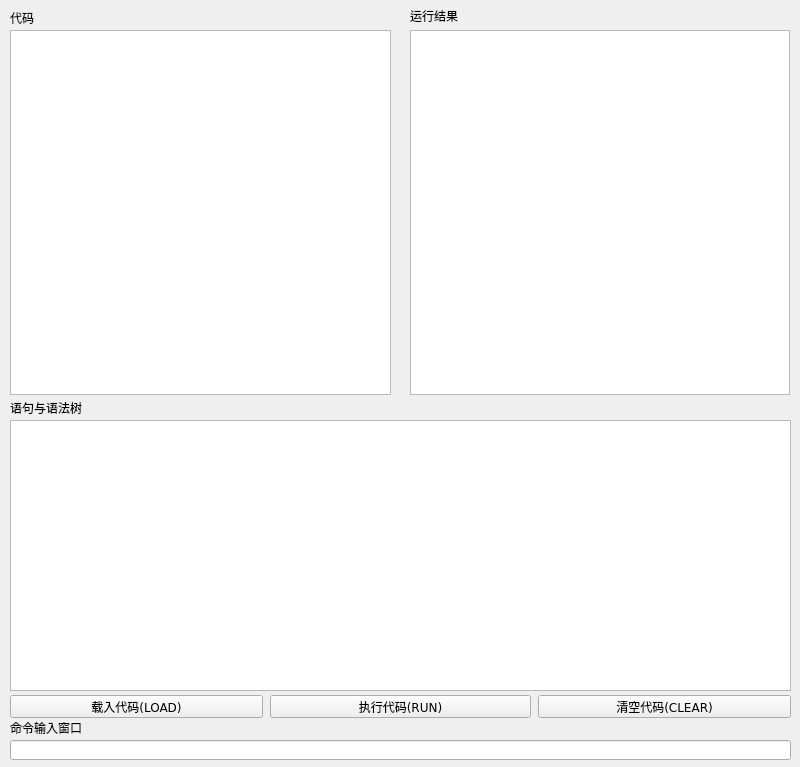
First picture: the form in widget.ui, repository liuyao0/mini_basic, before the edit.
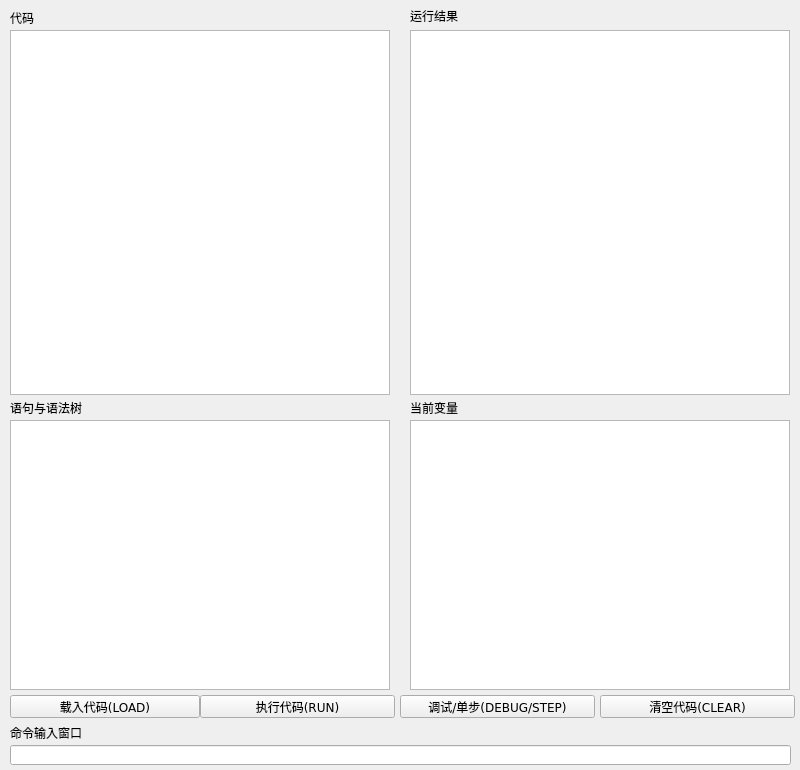
Second picture: the form after the edit.

Patch:
```diff
--- a/widget.ui
+++ b/widget.ui
@@ -7,7 +7,7 @@
     <x>0</x>
     <y>0</y>
     <width>800</width>
-    <height>767</height>
+    <height>770</height>
    </rect>
   </property>
   <property name="minimumSize">
@@ -69,7 +69,7 @@
     <rect>
      <x>10</x>
      <y>30</y>
-     <width>381</width>
+     <width>380</width>
      <height>365</height>
     </rect>
    </property>
@@ -114,8 +114,8 @@
     <rect>
      <x>10</x>
      <y>420</y>
-     <width>781</width>
-     <height>271</height>
+     <width>380</width>
+     <height>270</height>
     </rect>
    </property>
    <property name="minimumSize">
@@ -144,7 +144,7 @@
     <rect>
      <x>10</x>
      <y>695</y>
-     <width>253</width>
+     <width>190</width>
      <height>23</height>
     </rect>
    </property>
@@ -160,9 +160,9 @@
   <widget class="QPushButton" name="pushButton_run">
    <property name="geometry">
     <rect>
-     <x>270</x>
+     <x>200</x>
      <y>695</y>
-     <width>261</width>
+     <width>195</width>
      <height>23</height>
     </rect>
    </property>
@@ -178,9 +178,9 @@
   <widget class="QPushButton" name="pushButton_clear">
    <property name="geometry">
     <rect>
-     <x>538</x>
+     <x>600</x>
      <y>695</y>
-     <width>253</width>
+     <width>195</width>
      <height>23</height>
     </rect>
    </property>
@@ -197,7 +197,7 @@
    <property name="geometry">
     <rect>
      <x>10</x>
-     <y>720</y>
+     <y>725</y>
      <width>91</width>
      <height>16</height>
     </rect>
@@ -210,7 +210,7 @@
    <property name="geometry">
     <rect>
      <x>10</x>
-     <y>740</y>
+     <y>745</y>
      <width>781</width>
      <height>20</height>
     </rect>
@@ -221,6 +221,67 @@
     </font>
    </property>
   </widget>
+  <widget class="QTextEdit" name="textEdit_tree_2">
+   <property name="geometry">
+    <rect>
+     <x>410</x>
+     <y>420</y>
+     <width>380</width>
+     <height>270</height>
+    </rect>
+   </property>
+   <property name="minimumSize">
+    <size>
+     <width>0</width>
+     <height>2</height>
+    </size>
+   </property>
+   <property name="font">
+    <font>
+     <family>Verdana</family>
+    </font>
+   </property>
+   <property name="documentTitle">
+    <string/>
+   </property>
+   <property name="readOnly">
+    <bool>true</bool>
+   </property>
+   <property name="placeholderText">
+    <string/>
+   </property>
+  </widget>
+  <widget class="QLabel" name="label_var">
+   <property name="geometry">
+    <rect>
+     <x>410</x>
+     <y>400</y>
+     <width>171</width>
+     <height>16</height>
+    </rect>
+   </property>
+   <property name="text">
+    <string>当前变量</string>
+   </property>
+  </widget>
+  <widget class="QPushButton" name="pushButton_debug">
+   <property name="geometry">
+    <rect>
+     <x>400</x>
+     <y>695</y>
+     <width>195</width>
+     <height>23</height>
+    </rect>
+   </property>
+   <property name="font">
+    <font>
+     <family>Verdana</family>
+    </font>
+   </property>
+   <property name="text">
+    <string>调试/单步(DEBUG/STEP)</string>
+   </property>
+  </widget>
  </widget>
  <resources/>
  <connections/>
```
